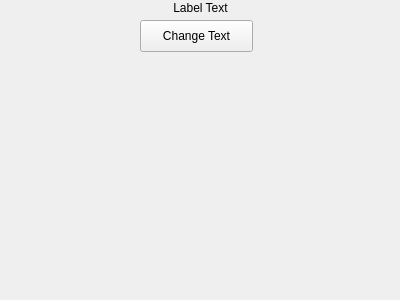
First picture: the form in t13_calculator/mainwindow.ui, repository CS3100-T13/t13_calculator, before the edit.
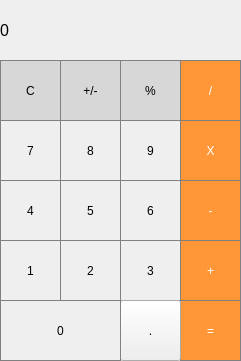
Second picture: the form after the edit.

The edit to the form file:
```diff
--- a/t13_calculator/mainwindow.ui
+++ b/t13_calculator/mainwindow.ui
@@ -6,8 +6,8 @@
    <rect>
     <x>0</x>
     <y>0</y>
-    <width>400</width>
-    <height>300</height>
+    <width>241</width>
+    <height>361</height>
    </rect>
   </property>
   <property name="windowTitle">
@@ -19,28 +19,510 @@
      <rect>
       <x>0</x>
       <y>0</y>
-      <width>401</width>
-      <height>16</height>
+      <width>241</width>
+      <height>61</height>
      </rect>
     </property>
+    <property name="font">
+     <font>
+      <pointsize>12</pointsize>
+     </font>
+    </property>
+    <property name="styleSheet">
+     <string notr="true">/* (Label at top) Label Stylesheet */
+
+QLabel {
+  qproperty-alignment: 'AlignVCenter | AlignRight';
+  border: 1px solid gray;
+}
+
+background-color : white;
+
+/* End Label Stylesheet */</string>
+    </property>
     <property name="text">
-     <string>Label Text</string>
+     <string>0</string>
     </property>
-    <property name="alignment">
-     <set>Qt::AlignCenter</set>
+   </widget>
+   <widget class="QPushButton" name="pushButton_clear">
+    <property name="geometry">
+     <rect>
+      <x>0</x>
+      <y>60</y>
+      <width>61</width>
+      <height>61</height>
+     </rect>
     </property>
+    <property name="styleSheet">
+     <string notr="true">/* (Clear,+/-,%,. buttons) Unary Operations Buttons Stylesheet */
+
+QPushButton {
+  background-color: rgb(215, 215, 215);
+  border: 1px solid gray;
+}
+QPushButton:pressed {
+    background-color: qlineargradient(x1: 0, y1: 0, x2: 0, y2: 1,
+                                      stop: 0 #BEBEBE, stop: 1 #D7D7D7);
+}
+/* End Unary Operations Buttons Stylesheet */</string>
+    </property>
+    <property name="text">
+     <string>C</string>
+    </property>
    </widget>
    <widget class="QPushButton" name="button_changeText">
     <property name="geometry">
      <rect>
-      <x>140</x>
-      <y>20</y>
-      <width>113</width>
-      <height>32</height>
+      <x>180</x>
+      <y>60</y>
+      <width>61</width>
+      <height>61</height>
      </rect>
     </property>
+    <property name="styleSheet">
+     <string notr="true">/* (Orange buttons) Operations Buttons Stylesheet */
+QPushButton {
+  background-color: rgb(255, 151, 57);
+  color: white; 
+  border: 1px solid gray;
+}
+
+QPushButton:pressed {
+    background-color: qlineargradient(x1: 0, y1: 0, x2: 0, y2: 1,
+                                      stop: 0 #FF7832, stop: 1 #FF9739);
+}</string>
+    </property>
     <property name="text">
-     <string>Change Text</string>
+     <string>/</string>
+    </property>
+   </widget>
+   <widget class="QPushButton" name="pushButton_percent">
+    <property name="geometry">
+     <rect>
+      <x>120</x>
+      <y>60</y>
+      <width>61</width>
+      <height>61</height>
+     </rect>
+    </property>
+    <property name="styleSheet">
+     <string notr="true">/* (Clear,+/-,%,. buttons) Unary Operations Buttons Stylesheet */
+
+QPushButton {
+  background-color: rgb(215, 215, 215);
+  border: 1px solid gray;
+}
+QPushButton:pressed {
+    background-color: qlineargradient(x1: 0, y1: 0, x2: 0, y2: 1,
+                                      stop: 0 #BEBEBE, stop: 1 #D7D7D7);
+}
+/* End Unary Operations Buttons Stylesheet */</string>
+    </property>
+    <property name="text">
+     <string>%</string>
+    </property>
+   </widget>
+   <widget class="QPushButton" name="pushButton_plusMinus">
+    <property name="geometry">
+     <rect>
+      <x>60</x>
+      <y>60</y>
+      <width>61</width>
+      <height>61</height>
+     </rect>
+    </property>
+    <property name="styleSheet">
+     <string notr="true">/* (Clear,+/-,%,. buttons) Unary Operations Buttons Stylesheet */
+
+QPushButton {
+  background-color: rgb(215, 215, 215);
+  border: 1px solid gray;
+}
+QPushButton:pressed {
+    background-color: qlineargradient(x1: 0, y1: 0, x2: 0, y2: 1,
+                                      stop: 0 #BEBEBE, stop: 1 #D7D7D7);
+}
+/* End Unary Operations Buttons Stylesheet */</string>
+    </property>
+    <property name="text">
+     <string>+/-</string>
+    </property>
+   </widget>
+   <widget class="QPushButton" name="pushButton_9">
+    <property name="geometry">
+     <rect>
+      <x>120</x>
+      <y>120</y>
+      <width>61</width>
+      <height>61</height>
+     </rect>
+    </property>
+    <property name="styleSheet">
+     <string notr="true">/* Digits 0-9 Stylesheet */
+QPushButton {
+   border: 1px solid gray;
+}
+QPushButton:pressed {
+    background-color: qlineargradient(x1: 0, y1: 0, x2: 0, y2: 1,
+                                      stop: 0 #dadbde, stop: 1 #f6f7fa);
+}
+
+/* End Digits 0-9 Stylesheet */
+</string>
+    </property>
+    <property name="text">
+     <string>9</string>
+    </property>
+   </widget>
+   <widget class="QPushButton" name="pushButton_multiply">
+    <property name="geometry">
+     <rect>
+      <x>180</x>
+      <y>120</y>
+      <width>61</width>
+      <height>61</height>
+     </rect>
+    </property>
+    <property name="styleSheet">
+     <string notr="true">/* (Orange buttons) Operations Buttons Stylesheet */
+QPushButton {
+  background-color: rgb(255, 151, 57);
+  color: white; 
+  border: 1px solid gray;
+}
+
+QPushButton:pressed {
+    background-color: qlineargradient(x1: 0, y1: 0, x2: 0, y2: 1,
+                                      stop: 0 #FF7832, stop: 1 #FF9739);
+}</string>
+    </property>
+    <property name="text">
+     <string>X</string>
+    </property>
+   </widget>
+   <widget class="QPushButton" name="pushButton_7">
+    <property name="geometry">
+     <rect>
+      <x>0</x>
+      <y>120</y>
+      <width>61</width>
+      <height>61</height>
+     </rect>
+    </property>
+    <property name="styleSheet">
+     <string notr="true">/* Digits 0-9 Stylesheet */
+QPushButton {
+   border: 1px solid gray;
+}
+QPushButton:pressed {
+    background-color: qlineargradient(x1: 0, y1: 0, x2: 0, y2: 1,
+                                      stop: 0 #dadbde, stop: 1 #f6f7fa);
+}
+
+/* End Digits 0-9 Stylesheet */
+</string>
+    </property>
+    <property name="text">
+     <string>7</string>
+    </property>
+   </widget>
+   <widget class="QPushButton" name="pushButton_8">
+    <property name="geometry">
+     <rect>
+      <x>60</x>
+      <y>120</y>
+      <width>61</width>
+      <height>61</height>
+     </rect>
+    </property>
+    <property name="styleSheet">
+     <string notr="true">/* Digits 0-9 Stylesheet */
+QPushButton {
+   border: 1px solid gray;
+}
+QPushButton:pressed {
+    background-color: qlineargradient(x1: 0, y1: 0, x2: 0, y2: 1,
+                                      stop: 0 #dadbde, stop: 1 #f6f7fa);
+}
+
+/* End Digits 0-9 Stylesheet */
+</string>
+    </property>
+    <property name="text">
+     <string>8</string>
+    </property>
+   </widget>
+   <widget class="QPushButton" name="pushButton_6">
+    <property name="geometry">
+     <rect>
+      <x>120</x>
+      <y>180</y>
+      <width>61</width>
+      <height>61</height>
+     </rect>
+    </property>
+    <property name="styleSheet">
+     <string notr="true">/* Digits 0-9 Stylesheet */
+QPushButton {
+   border: 1px solid gray;
+}
+QPushButton:pressed {
+    background-color: qlineargradient(x1: 0, y1: 0, x2: 0, y2: 1,
+                                      stop: 0 #dadbde, stop: 1 #f6f7fa);
+}
+
+/* End Digits 0-9 Stylesheet */
+</string>
+    </property>
+    <property name="text">
+     <string>6</string>
+    </property>
+   </widget>
+   <widget class="QPushButton" name="pushButton_subtract">
+    <property name="geometry">
+     <rect>
+      <x>180</x>
+      <y>180</y>
+      <width>61</width>
+      <height>61</height>
+     </rect>
+    </property>
+    <property name="styleSheet">
+     <string notr="true">/* (Orange buttons) Operations Buttons Stylesheet */
+QPushButton {
+  background-color: rgb(255, 151, 57);
+  color: white; 
+  border: 1px solid gray;
+}
+
+QPushButton:pressed {
+    background-color: qlineargradient(x1: 0, y1: 0, x2: 0, y2: 1,
+                                      stop: 0 #FF7832, stop: 1 #FF9739);
+}</string>
+    </property>
+    <property name="text">
+     <string>-</string>
+    </property>
+   </widget>
+   <widget class="QPushButton" name="pushButton_4">
+    <property name="geometry">
+     <rect>
+      <x>0</x>
+      <y>180</y>
+      <width>61</width>
+      <height>61</height>
+     </rect>
+    </property>
+    <property name="styleSheet">
+     <string notr="true">/* Digits 0-9 Stylesheet */
+QPushButton {
+   border: 1px solid gray;
+}
+QPushButton:pressed {
+    background-color: qlineargradient(x1: 0, y1: 0, x2: 0, y2: 1,
+                                      stop: 0 #dadbde, stop: 1 #f6f7fa);
+}
+
+/* End Digits 0-9 Stylesheet */
+</string>
+    </property>
+    <property name="text">
+     <string>4</string>
+    </property>
+   </widget>
+   <widget class="QPushButton" name="pushButton_5">
+    <property name="geometry">
+     <rect>
+      <x>60</x>
+      <y>180</y>
+      <width>61</width>
+      <height>61</height>
+     </rect>
+    </property>
+    <property name="styleSheet">
+     <string notr="true">/* Digits 0-9 Stylesheet */
+QPushButton {
+   border: 1px solid gray;
+}
+QPushButton:pressed {
+    background-color: qlineargradient(x1: 0, y1: 0, x2: 0, y2: 1,
+                                      stop: 0 #dadbde, stop: 1 #f6f7fa);
+}
+
+/* End Digits 0-9 Stylesheet */
+</string>
+    </property>
+    <property name="text">
+     <string>5</string>
+    </property>
+   </widget>
+   <widget class="QPushButton" name="pushButton_3">
+    <property name="geometry">
+     <rect>
+      <x>120</x>
+      <y>240</y>
+      <width>61</width>
+      <height>61</height>
+     </rect>
+    </property>
+    <property name="styleSheet">
+     <string notr="true">/* Digits 0-9 Stylesheet */
+QPushButton {
+   border: 1px solid gray;
+}
+QPushButton:pressed {
+    background-color: qlineargradient(x1: 0, y1: 0, x2: 0, y2: 1,
+                                      stop: 0 #dadbde, stop: 1 #f6f7fa);
+}
+
+/* End Digits 0-9 Stylesheet */
+</string>
+    </property>
+    <property name="text">
+     <string>3</string>
+    </property>
+   </widget>
+   <widget class="QPushButton" name="pushButton_add">
+    <property name="geometry">
+     <rect>
+      <x>180</x>
+      <y>240</y>
+      <width>61</width>
+      <height>61</height>
+     </rect>
+    </property>
+    <property name="styleSheet">
+     <string notr="true">/* (Orange buttons) Operations Buttons Stylesheet */
+QPushButton {
+  background-color: rgb(255, 151, 57);
+  color: white; 
+  border: 1px solid gray;
+}
+
+QPushButton:pressed {
+    background-color: qlineargradient(x1: 0, y1: 0, x2: 0, y2: 1,
+                                      stop: 0 #FF7832, stop: 1 #FF9739);
+}</string>
+    </property>
+    <property name="text">
+     <string>+</string>
+    </property>
+   </widget>
+   <widget class="QPushButton" name="pushButton_1">
+    <property name="geometry">
+     <rect>
+      <x>0</x>
+      <y>240</y>
+      <width>61</width>
+      <height>61</height>
+     </rect>
+    </property>
+    <property name="styleSheet">
+     <string notr="true">/* Digits 0-9 Stylesheet */
+QPushButton {
+   border: 1px solid gray;
+}
+QPushButton:pressed {
+    background-color: qlineargradient(x1: 0, y1: 0, x2: 0, y2: 1,
+                                      stop: 0 #dadbde, stop: 1 #f6f7fa);
+}
+
+/* End Digits 0-9 Stylesheet */
+</string>
+    </property>
+    <property name="text">
+     <string>1</string>
+    </property>
+   </widget>
+   <widget class="QPushButton" name="pushButton_2">
+    <property name="geometry">
+     <rect>
+      <x>60</x>
+      <y>240</y>
+      <width>61</width>
+      <height>61</height>
+     </rect>
+    </property>
+    <property name="styleSheet">
+     <string notr="true">/* Digits 0-9 Stylesheet */
+QPushButton {
+   border: 1px solid gray;
+}
+QPushButton:pressed {
+    background-color: qlineargradient(x1: 0, y1: 0, x2: 0, y2: 1,
+                                      stop: 0 #dadbde, stop: 1 #f6f7fa);
+}
+
+/* End Digits 0-9 Stylesheet */
+</string>
+    </property>
+    <property name="text">
+     <string>2</string>
+    </property>
+   </widget>
+   <widget class="QPushButton" name="pushButton_equals">
+    <property name="geometry">
+     <rect>
+      <x>180</x>
+      <y>300</y>
+      <width>61</width>
+      <height>61</height>
+     </rect>
+    </property>
+    <property name="styleSheet">
+     <string notr="true">/* (Orange buttons) Operations Buttons Stylesheet */
+QPushButton {
+  background-color: rgb(255, 151, 57);
+  color: white; 
+  border: 1px solid gray;
+}
+
+QPushButton:pressed {
+    background-color: qlineargradient(x1: 0, y1: 0, x2: 0, y2: 1,
+                                      stop: 0 #FF7832, stop: 1 #FF9739);
+}</string>
+    </property>
+    <property name="text">
+     <string>=</string>
+    </property>
+   </widget>
+   <widget class="QPushButton" name="pushButton_decimal">
+    <property name="geometry">
+     <rect>
+      <x>120</x>
+      <y>300</y>
+      <width>61</width>
+      <height>61</height>
+     </rect>
+    </property>
+    <property name="text">
+     <string>.</string>
+    </property>
+   </widget>
+   <widget class="QPushButton" name="pushButton_0">
+    <property name="geometry">
+     <rect>
+      <x>0</x>
+      <y>300</y>
+      <width>121</width>
+      <height>61</height>
+     </rect>
+    </property>
+    <property name="styleSheet">
+     <string notr="true">/* Digits 0-9 Stylesheet */
+QPushButton {
+   border: 1px solid gray;
+}
+QPushButton:pressed {
+    background-color: qlineargradient(x1: 0, y1: 0, x2: 0, y2: 1,
+                                      stop: 0 #dadbde, stop: 1 #f6f7fa);
+}
+
+/* End Digits 0-9 Stylesheet */
+</string>
+    </property>
+    <property name="text">
+     <string>0</string>
     </property>
    </widget>
   </widget>
```
Left out of the diff: 4 changed lines with no effect on the pictures.
